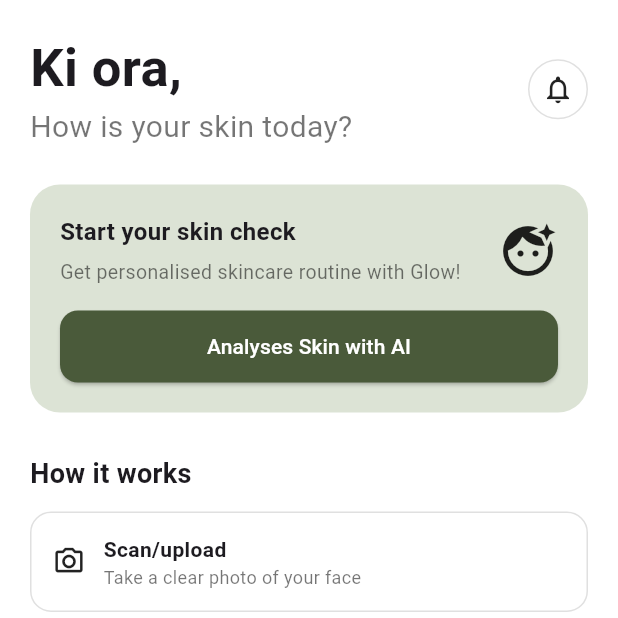
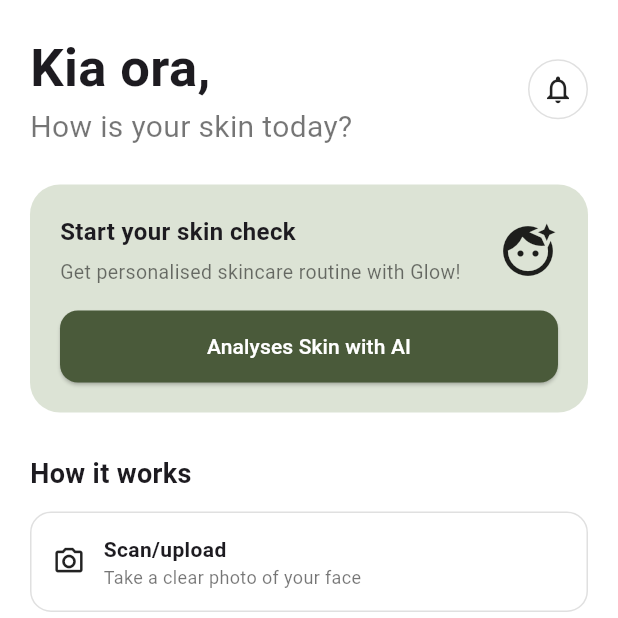
Before and after one commit to chivu309/489-project-frontend, a Flutter app: the screen it shows after launch, on a phone screen of 412 x 824 dp, the top half of it. Run offline on Flutter 3.47's test engine with Material 3 defaults, Android fonts, the phone set to English and light mode, and no system bars.

Commit message:
fixed typo

```diff
--- a/lib/screens/home_page.dart
+++ b/lib/screens/home_page.dart
@@ -22,7 +22,7 @@ class HomePage extends StatelessWidget {
                     crossAxisAlignment: CrossAxisAlignment.start,
                     children: [
                       Text(
-                        'Ki ora,',
+                        'Kia ora,',
                         style: TextStyle(fontSize: 35, fontWeight: FontWeight.bold),
                       ),
                       Text(
```
